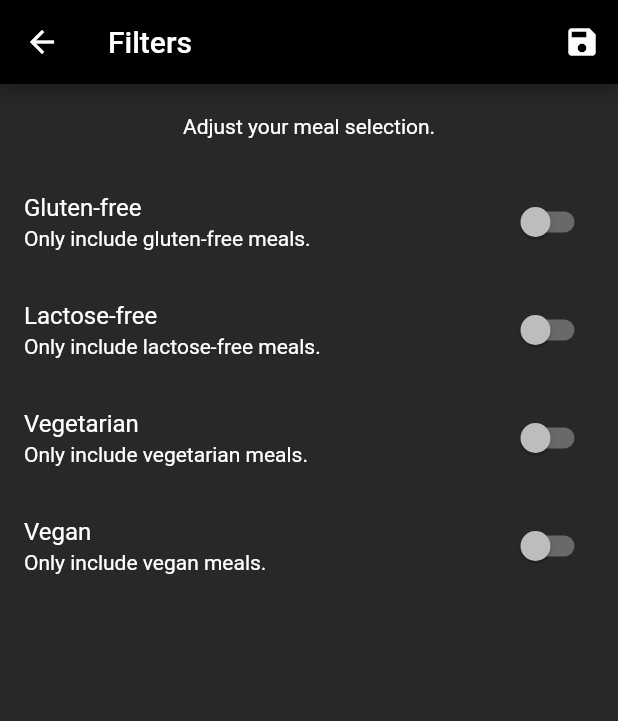
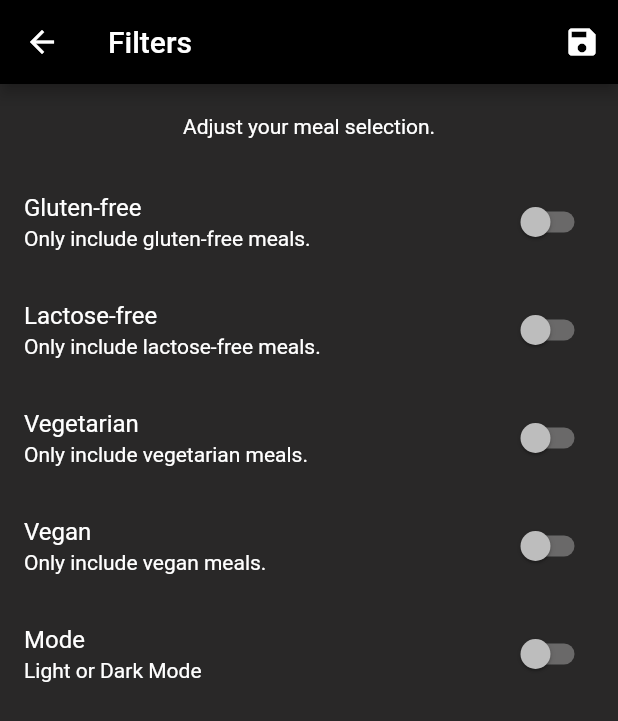
Before and after one commit to Tonaaa/khana_app, a Flutter app: the FiltersScreen screen opened directly with empty values, on a phone screen of 412 x 824 dp. Shown: the top 721 px of the screen. Run offline on Flutter 3.47's test engine with Material 2 defaults, Android fonts, the light colour scheme and no system bars; our stand-ins replace carousel_slider, device_preview, email_validator, firebase_auth, firebase_core, shared_preferences; accounts and stored records are empty; Roboto replaces fonts that are missing (RobotoCondensed).

Commit message:
dummy, favorites and filters

```diff
--- a/lib/filters.dart
+++ b/lib/filters.dart
@@ -1,5 +1,7 @@
 import 'package:flutter/material.dart';
 import 'package:khana_app/categories.dart';
+import 'package:khana_app/main.dart';
+import 'package:shared_preferences/shared_preferences.dart';
 //import '../widgets/main_drawer.dart';
 
 class FiltersScreen extends StatefulWidget {
@@ -38,28 +40,27 @@ class _FiltersScreenState extends State<FiltersScreen> {
     return SwitchListTile(
       title: Text(
         title,
-        style: TextStyle(
+        style: const TextStyle(
           color: Colors.white, // changed text color to white
-          //fontSize: 16,
-          //fontWeight: FontWeight.bold,
         ),
       ),
       value: currentValue,
-      subtitle: Text(description, style: TextStyle(color: Colors.white)),
+      subtitle: Text(description, style: const TextStyle(color: Colors.white)),
       onChanged: updateValue,
+      activeColor: Colors.lightGreen,
     );
   }
 
   @override
   Widget build(BuildContext context) {
     return Scaffold(
-      backgroundColor: Color.fromARGB(255, 41, 40, 40),
+      backgroundColor: const Color.fromARGB(255, 41, 40, 40),
       appBar: AppBar(
         backgroundColor: Colors.black,
-        title: Text('Filters'),
+        title: const Text('Filters'),
         actions: <Widget>[
           IconButton(
-            icon: Icon(Icons.save),
+            icon: const Icon(Icons.save),
             onPressed: () {
               final selectedFilters = {
                 'gluten': _glutenFree,
@@ -76,8 +77,8 @@ class _FiltersScreenState extends State<FiltersScreen> {
       body: Column(
         children: <Widget>[
           Container(
-            padding: EdgeInsets.all(20),
-            child: Text(
+            padding: const EdgeInsets.all(20),
+            child: const Text(
               'Adjust your meal selection.',
               style: TextStyle(color: Colors.white),
             ),
@@ -132,6 +133,29 @@ class _FiltersScreenState extends State<FiltersScreen> {
                       },
                     );
                   },
+                ),
+                SwitchListTile(
+                  title: const Text(
+                    'Mode',
+                    style: TextStyle(
+                      color: Colors.white, // changed text color to white
+                    ),
+                  ),
+                  activeColor: Colors.lightGreen,
+                  value: isDarkMode,
+                  subtitle: const Text(
+                    'Light or Dark Mode',
+                    style: TextStyle(color: Colors.white),
+                  ),
+                  onChanged: (value) async {
+                    setState(() {
+                      isDarkMode = value;
+                    });
+
+                    SharedPreferences prefs =
+                        await SharedPreferences.getInstance();
+                    await prefs.setBool('darkMode', value);
+                  },
                 )
               ],
             ),
```
Also changed, not shown: lib/dummy.dart (+19 -19 lines), lib/favorites.dart (+6 -11 lines).
